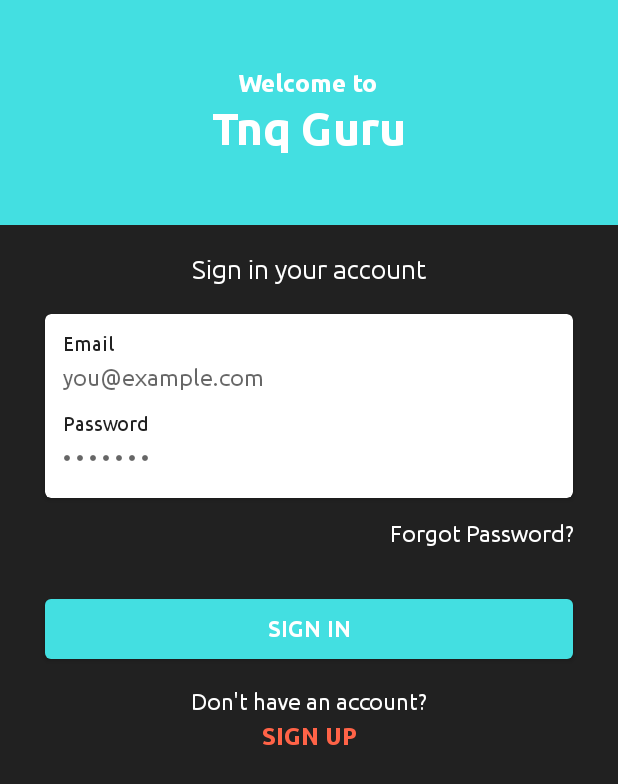
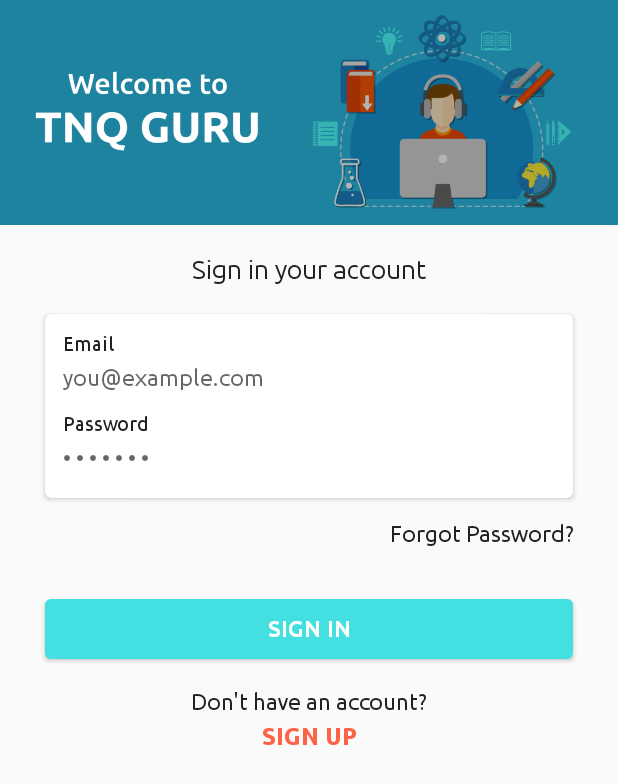
Before and after one commit to mkrishna1/AndroidBottomNavigation, an Android app: the layout activity_login.xml on its own in the app's theme, with its tools: preview values and no code run, on a phone screen of 412 x 824 dp. Shown: the top 784 px of the screen. Run offline under Robolectric (Android 15) with nearby library versions, the phone set to English and light mode, and no system bars.

Commit message:
Video Call Login Updated

```diff
--- a/app/src/main/AndroidManifest.xml
+++ b/app/src/main/AndroidManifest.xml
@@ -11,15 +11,15 @@
         android:supportsRtl="true"
         android:theme="@style/AppTheme">
         <activity android:name=".ProfileActivity">
+
+        </activity>
+        <activity android:name=".LoginActivity">
             <intent-filter>
                 <action android:name="android.intent.action.MAIN" />
 
                 <category android:name="android.intent.category.LAUNCHER" />
             </intent-filter>
         </activity>
-        <activity android:name=".LoginActivity">
-
-        </activity>
         <activity android:name=".MainActivity"/>
     </application>
 
--- a/app/src/main/res/layout/activity_login.xml
+++ b/app/src/main/res/layout/activity_login.xml
@@ -5,7 +5,7 @@
     android:layout_width="match_parent"
     android:layout_height="match_parent"
     tools:context=".LoginActivity"
-    android:background="@color/colorAccent">
+    android:background="@color/colorBackground">
 
     <androidx.constraintlayout.widget.ConstraintLayout
         android:layout_width="match_parent"
@@ -15,29 +15,12 @@
             android:id="@+id/layoutHeader"
             android:layout_width="match_parent"
             android:layout_height="150dp"
-            android:background="@color/colorBlue"
+            android:background="@drawable/login_background"
             android:gravity="center"
             android:orientation="vertical"
             app:layout_constraintTop_toTopOf="parent">
 
-            <TextView
-                android:layout_width="wrap_content"
-                android:layout_height="wrap_content"
-                android:fontFamily="@font/ubuntu_bold"
-                android:includeFontPadding="false"
-                android:text="@string/welcome_to"
-                android:textColor="@color/colorTextIcons"
-                android:textSize="16sp"/>
 
-            <TextView
-                android:layout_width="wrap_content"
-                android:layout_height="wrap_content"
-                android:layout_marginTop="4dp"
-                android:fontFamily="@font/ubuntu_bold"
-                android:includeFontPadding="false"
-                android:text="@string/tnq_guru"
-                android:textColor="@color/colorTextIcons"
-                android:textSize="30sp"/>
 
         </LinearLayout>
 
@@ -49,7 +32,7 @@
             android:fontFamily="@font/ubuntu_regular"
             android:includeFontPadding="false"
             android:text="@string/sign_in_your_account"
-            android:textColor="@color/colorTextIcons"
+            android:textColor="@color/colorPrimaryText"
             android:textSize="17sp"
             app:layout_constraintEnd_toEndOf="parent"
             app:layout_constraintStart_toStartOf="parent"
@@ -142,7 +125,7 @@
             android:gravity="end"
             android:includeFontPadding="false"
             android:text="@string/forgot_password"
-            android:textColor="@color/colorTextIcons"
+            android:textColor="@color/colorPrimaryText"
             android:textSize="15sp"
             app:layout_constraintTop_toBottomOf="@id/cardSignIn"/>
 
@@ -181,7 +164,7 @@
             android:gravity="center"
             android:includeFontPadding="false"
             android:text="@string/don_t_have_an_account"
-            android:textColor="@color/colorTextIcons"
+            android:textColor="@color/colorPrimaryText"
             android:textSize="15sp"
             app:layout_constraintTop_toBottomOf="@id/buttonSignIn"/>
 
```
Also changed, not shown: app/src/main/java/com/learning/androidbottomnavigation/ProfileActivity.java (+15 -0 lines), app/src/main/res/layout/activity_profile.xml (+24 -3 lines), app/src/main/res/drawable/login_background.png (added).
